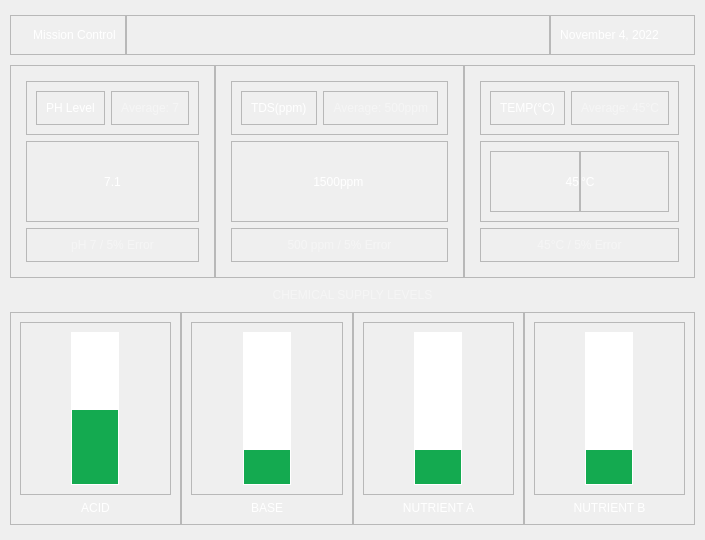
eugeneoca/hydrophonics, file ui/dashboard.ui: the form before one commit.
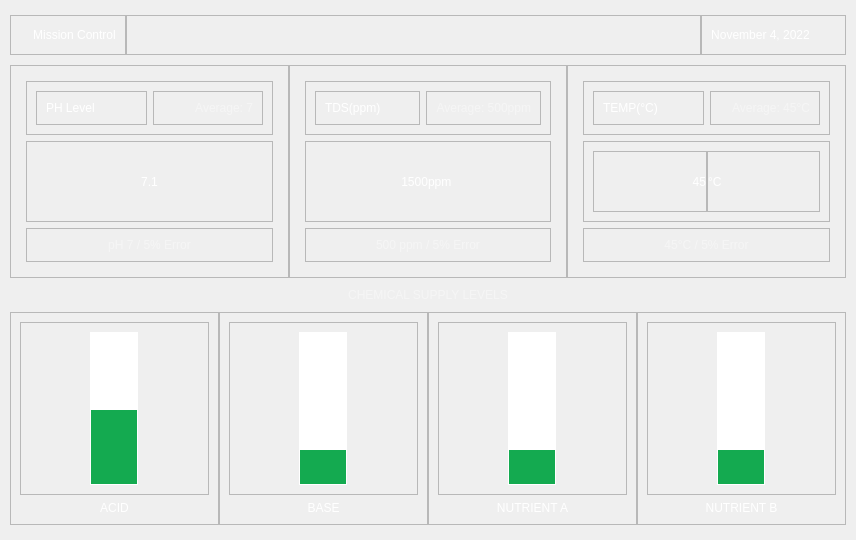
The form after the commit. Icons and pictures are not drawn.

```diff
--- a/ui/dashboard.ui
+++ b/ui/dashboard.ui
@@ -6,7 +6,7 @@
    <rect>
     <x>0</x>
     <y>0</y>
-    <width>704</width>
+    <width>856</width>
     <height>540</height>
    </rect>
   </property>
```
